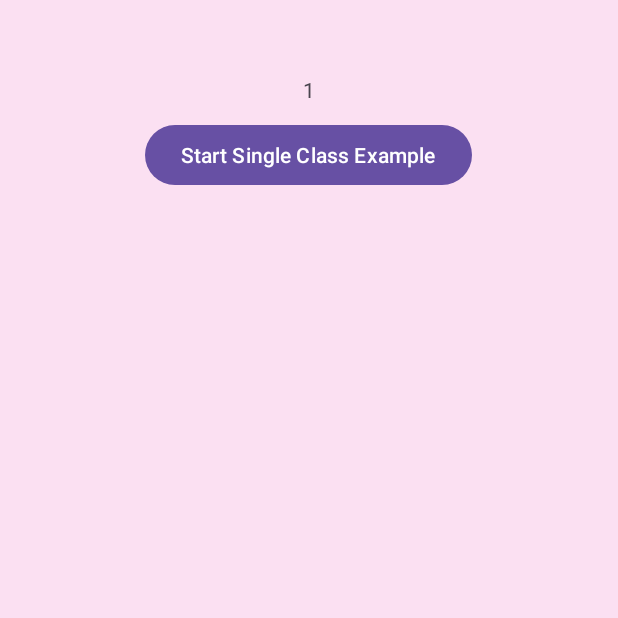
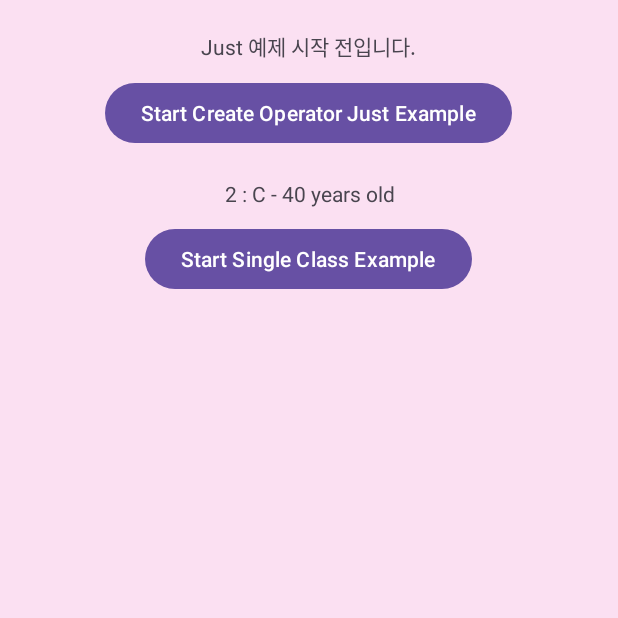
Before and after one commit to tvroom88/AIO_Android_Kotlin, an Android app built with Jetpack Compose: the fragment RxjavaOperators shown on its own in the app's theme, after a tap on "Start Single Class Example", on a phone screen of 412 x 824 dp, the top half of it. Run offline under Robolectric (Android 15) with nearby library versions, the phone set to English and light mode, and no system bars; our stand-ins replace RxJava, data binding.

Commit message:
Rxjava 생성 연산자 일부 추가. 더 추가 필요함.

```diff
--- a/app/src/main/java/com/aio/kotlin/activities/DetailActivity.kt
+++ b/app/src/main/java/com/aio/kotlin/activities/DetailActivity.kt
@@ -28,7 +28,6 @@ class DetailActivity : ViewBindingBaseActivity<ActivityDetailBinding>() {
             val fragment: Fragment = fragmentClass.newInstance() as Fragment
             supportFragmentManager.beginTransaction()
                 .replace(R.id.fcv_detail, fragment)
-                .addToBackStack(null)
                 .commit()
 
         } catch (e: ClassNotFoundException) {
--- a/app/src/main/java/com/aio/kotlin/studylist/backgroundwork/rx/baseclasses/fiveclass/ObservableClass.kt
+++ b/app/src/main/java/com/aio/kotlin/studylist/backgroundwork/rx/baseclasses/fiveclass/ObservableClass.kt
@@ -18,7 +18,6 @@ class ObservableClass {
                     for (message in 1..5) {
                         if (!emitter.isDisposed) {
                             Thread.sleep(1000) // 1초 지연
-                            Log.d("aaaa", "$message")
                             emitter.onNext(message)
                         }
                     }
--- a/app/src/main/java/com/aio/kotlin/studylist/backgroundwork/rx/operators/RxJavaOperatorsViewModel.kt
+++ b/app/src/main/java/com/aio/kotlin/studylist/backgroundwork/rx/operators/RxJavaOperatorsViewModel.kt
@@ -1,5 +1,6 @@
 package com.aio.kotlin.studylist.backgroundwork.rx.operators
 
+import android.annotation.SuppressLint
 import android.util.Log
 import androidx.lifecycle.LiveData
 import androidx.lifecycle.MutableLiveData
@@ -17,31 +18,70 @@ import java.util.concurrent.TimeUnit
 class RxJavaOperatorsViewModel : ViewModel() {
 
     // LiveData
-    private val _rxCreatingLiveData = MutableLiveData<String>()
-    val rxCreatingLiveData: LiveData<String> get() = _rxCreatingLiveData
+    private val _rxJustLiveData = MutableLiveData<String>()
+    val rxJustLiveData: LiveData<String> get() = _rxJustLiveData
 
+    private val _rxCreateLiveData = MutableLiveData<String>()
+    val rxCreateLiveData: LiveData<String> get() = _rxCreateLiveData
+
+    private val _rxIntervalLiveData = MutableLiveData<String>()
+    val rxIntervalLiveData: LiveData<String> get() = _rxIntervalLiveData
 
     init {
-        _rxCreatingLiveData.value = "아직 시작하지 않았습니다."
+        _rxJustLiveData.value = "Just 예제 시작 전입니다."
+        _rxCreateLiveData.value = "Create 에제 시작 전입니다."
     }
 
     /**
      * https://smashandroid.tistory.com/73
      * 1. 생성 연산자 : creating observables
      * just, create, interval, range, timer, intervalRange, defer, repeat
-     *
-     * just : 인자를 받는 데이터를 순서대로 발행하는 Observable
-     * create : emitter를 이용하여 데이터를 발행하고, onNext(), onComplete(), onError() 함수를 이용하여 데이터를 발행하거나 완료처리, 에러처리
-     * interval : 시간 간격을 두고 데이터를 전달하는 stream을 만든다.
      */
-    fun makeObservable() {
 
-        val source =
-            Observable.interval(1000L, TimeUnit.MILLISECONDS).map { data -> (data + 1) }
-        val a = source.observeOn(AndroidSchedulers.mainThread()) // 결과는 메인 스레드에서 관찰
-            .subscribe { it ->
-                _rxCreatingLiveData.value = it.toString()
+    // just : 인자를 받는 데이터를 순서대로 발행하는 Observable 생성 연산자이며, 최대 10개 까지 발행할 수 있다.
+    fun operatorJust() {
+        val source = Observable.just("1", "2", "3", "4", "5")
+        var str = ""
+
+        // 데이터를 소비하는 Observer를 직접 만들수 있지만 그것을 생략할 수도 있다.
+        val result = source.observeOn(AndroidSchedulers.mainThread()) // 결과는 메인 스레드에서 관찰
+            .subscribe(
+                { // onNext
+                    str = "$str $it"
+                    _rxJustLiveData.value = "$str"
+                    Log.d("RxJavaOperatorsViewModel", "operatorJust : $it")
+                },
+                { error -> error.printStackTrace() }, // onError: 에러 처리
+                { _rxJustLiveData.value = "$str Complete" } // onComplete
+            )
+    }
+
+    // create : emitter를 이용하여 데이터를 발행하고, onNext(), onComplete(), onError() 함수를 이용하여 데이터를 발행하거나 완료처리, 에러처리
+    fun operatorCreate() {
+        val userData = listOf("A - 20 years old", "B - 32 years old", "C - 40 years old")
+        val source = Observable.create { emitter ->
+
+            userData.forEachIndexed { idx, c ->
+                emitter.onNext("$idx : $c")
+                Thread.sleep(1000) // 1초 지연
+            }
+
+        }
+        val result = source.observeOn(AndroidSchedulers.mainThread()) // 결과는 메인 스레드에서 관찰
+            .subscribe {
+                _rxCreateLiveData.value = it
             }
     }
 
+    // interval : 시간 간격을 두고 데이터를 전달하는 stream을 만든다.
+    fun operatorInterval() {
+//        val source =
+//            Observable.interval(1000L, TimeUnit.MILLISECONDS).map { data -> (data + 1) }
+//        val result = source.observeOn(AndroidSchedulers.mainThread()) // 결과는 메인 스레드에서 관찰
+//            .subscribe {
+//
+//            }
+    }
+
+
 }
--- a/app/src/main/java/com/aio/kotlin/studylist/backgroundwork/rx/operators/RxjavaOperators.kt
+++ b/app/src/main/java/com/aio/kotlin/studylist/backgroundwork/rx/operators/RxjavaOperators.kt
@@ -19,8 +19,13 @@ class RxjavaOperators :
         binding?.apply {
             myRxJavaOperatorsViewModel = rxjavaOperatorsViewModel
 
-            btnRxjavaoperatorsCreatingCounter.setOnClickListener{
-                rxjavaOperatorsViewModel.makeObservable()
+            // 생성 연산자 : creating observables
+            btnRxjavaoperatorsJust.setOnClickListener{
+                rxjavaOperatorsViewModel.operatorJust()
+            }
+
+            btnRxjavaoperatorsCreate.setOnClickListener {
+                rxjavaOperatorsViewModel.operatorCreate()
             }
         }
 
--- a/app/src/main/res/layout/fragment_rxjava_operators.xml
+++ b/app/src/main/res/layout/fragment_rxjava_operators.xml
@@ -17,28 +17,50 @@
         android:layout_height="match_parent">
 
         <LinearLayout
-            android:id="@+id/ll_rxjavaoperators_creating"
+            android:id="@+id/ll_rxjavaoperators_just"
             android:layout_width="match_parent"
             android:layout_height="wrap_content"
             android:layout_marginTop="20dp"
             android:orientation="vertical"
             app:layout_constraintTop_toTopOf="parent">
 
-            <ImageView
-                android:layout_width="30dp"
-                android:layout_height="30dp"
-                android:layout_gravity="center"/>
-
             <TextView
-                android:id="@+id/tv_rxjavaoperators_creating_counter"
+                android:id="@+id/tv_rxjavaoperators_just"
                 android:layout_width="wrap_content"
                 android:layout_height="wrap_content"
                 android:layout_gravity="center_horizontal"
                 android:gravity="center"
-                android:text="@{myRxJavaOperatorsViewModel.rxCreatingLiveData}" />
+                android:text="@{myRxJavaOperatorsViewModel.rxJustLiveData}" />
 
             <Button
-                android:id="@+id/btn_rxjavaoperators_creating_counter"
+                android:id="@+id/btn_rxjavaoperators_just"
+                android:layout_width="wrap_content"
+                android:layout_height="wrap_content"
+                android:layout_gravity="center_horizontal"
+                android:layout_marginTop="10dp"
+                android:text="Start Create Operator Just Example" />
+
+        </LinearLayout>
+
+
+        <LinearLayout
+            android:id="@+id/ll_rxjavaoperators_create"
+            android:layout_width="match_parent"
+            android:layout_height="wrap_content"
+            android:layout_marginTop="20dp"
+            android:orientation="vertical"
+            app:layout_constraintTop_toBottomOf="@+id/ll_rxjavaoperators_just">
+
+            <TextView
+                android:id="@+id/tv_rxjavaoperators_create"
+                android:layout_width="wrap_content"
+                android:layout_height="wrap_content"
+                android:layout_gravity="center_horizontal"
+                android:gravity="center"
+                android:text="@{myRxJavaOperatorsViewModel.rxCreateLiveData}" />
+
+            <Button
+                android:id="@+id/btn_rxjavaoperators_create"
                 android:layout_width="wrap_content"
                 android:layout_height="wrap_content"
                 android:layout_gravity="center_horizontal"
```
